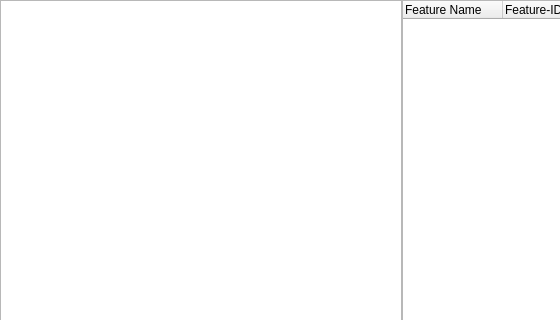
Before: the Qt Designer form Include/imtlicgui/CFeaturePackageGuiComp.ui in ImagingTools/ImtCore, drawn with Qt 5; both pictures show x 0 to 560 and y 0 to 320 of the 803 by 495 pixel window.
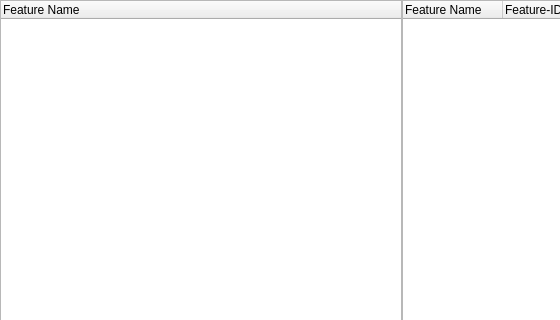
After: the same form once the commit is applied. The open tabs and pages were chosen to show the change.

What changed in the file:
```diff
--- a/Include/imtlicgui/CFeaturePackageGuiComp.ui
+++ b/Include/imtlicgui/CFeaturePackageGuiComp.ui
@@ -92,7 +92,13 @@
         <number>0</number>
        </property>
        <item>
-        <widget class="QListWidget" name="FeatureList"/>
+        <widget class="QTreeWidget" name="FeatureList">
+         <column>
+          <property name="text">
+           <string>Feature Name</string>
+          </property>
+         </column>
+        </widget>
        </item>
        <item>
         <widget class="QTreeWidget" name="FeatureTree">
```
